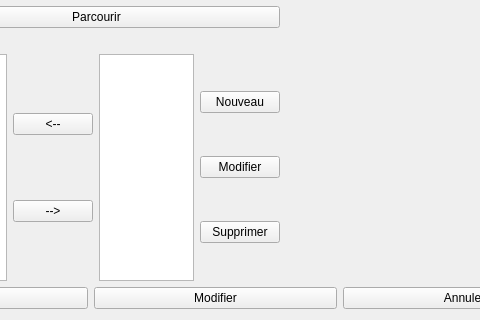
Above: fenetre/formModifierJeu.ui from helarion/Application-JDR before the change; both pictures show x 166 to 646 and y 98 to 418 of the 763 by 418 pixel window. Below: the same form after it.
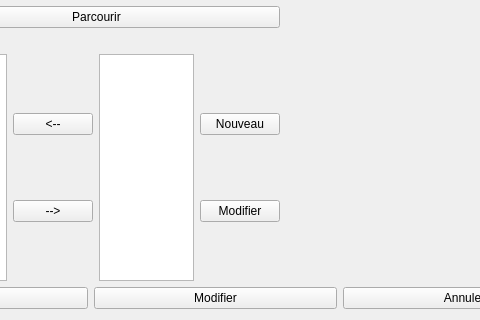
That is the form after the change.

Diff of the .ui file:
```diff
--- a/fenetre/formModifierJeu.ui
+++ b/fenetre/formModifierJeu.ui
@@ -107,13 +107,6 @@
              </property>
             </widget>
            </item>
-           <item>
-            <widget class="QPushButton" name="supprimerAttribut">
-             <property name="text">
-              <string>Supprimer</string>
-             </property>
-            </widget>
-           </item>
           </layout>
          </item>
         </layout>
```
